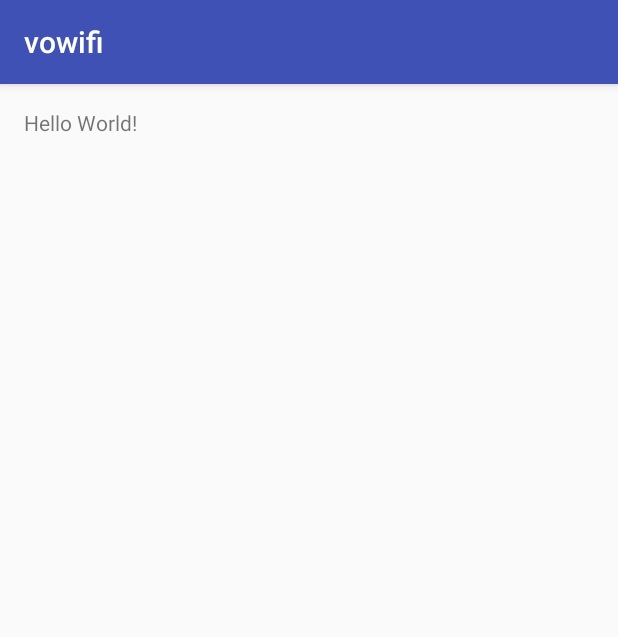
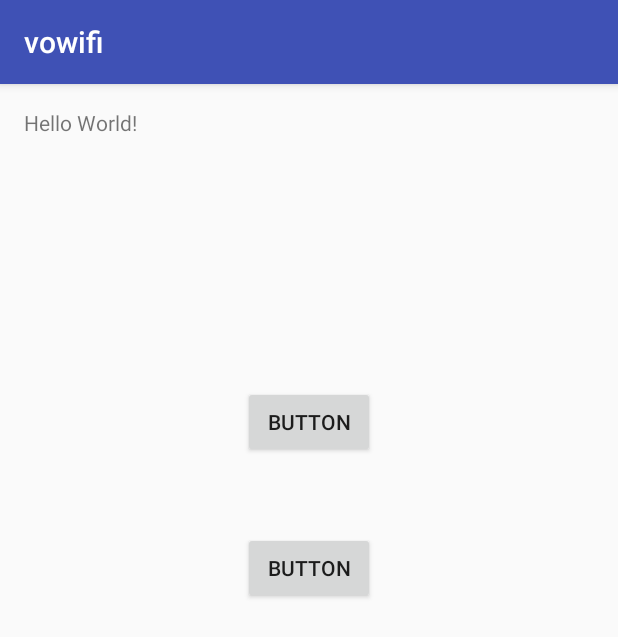
Before and after one commit to vowifi/vowifi-app, an Android app: the screen it shows after launch (MainActivity), on a phone screen of 412 x 824 dp. Shown: the top 637 px of the screen. Run offline under Robolectric (Android 15) with nearby library versions, the phone set to English and light mode, and no system bars.

Commit message:
test buttons and action

```diff
--- a/app/src/main/AndroidManifest.xml
+++ b/app/src/main/AndroidManifest.xml
@@ -16,5 +16,5 @@
             </intent-filter>
         </activity>
     </application>
-
+    <uses-permission android:name="android.permission.RECORD_AUDIO" />
 </manifest>
--- a/app/src/main/res/layout/activity_main.xml
+++ b/app/src/main/res/layout/activity_main.xml
@@ -11,7 +11,29 @@
     tools:context="com.research.vowifi.MainActivity">
 
     <TextView
+        android:id="@+id/textView"
         android:layout_width="wrap_content"
         android:layout_height="wrap_content"
         android:text="Hello World!" />
+
+    <Button
+        android:id="@+id/button"
+        android:layout_width="wrap_content"
+        android:layout_height="wrap_content"
+        android:layout_below="@+id/textView"
+        android:layout_centerHorizontal="true"
+        android:layout_marginTop="166dp"
+        android:onClick="btnClick"
+        android:text="Button" />
+
+    <Button
+        android:id="@+id/button2"
+        android:layout_width="wrap_content"
+        android:layout_height="wrap_content"
+        android:layout_alignLeft="@+id/button"
+        android:layout_alignStart="@+id/button"
+        android:layout_below="@+id/button"
+        android:layout_marginTop="49dp"
+        android:onClick="stopMic"
+        android:text="Button" />
 </RelativeLayout>
```
Also changed, not shown: app/src/main/java/com/research/vowifi/MainActivity.java (+36 -1 lines), 1 other file.
